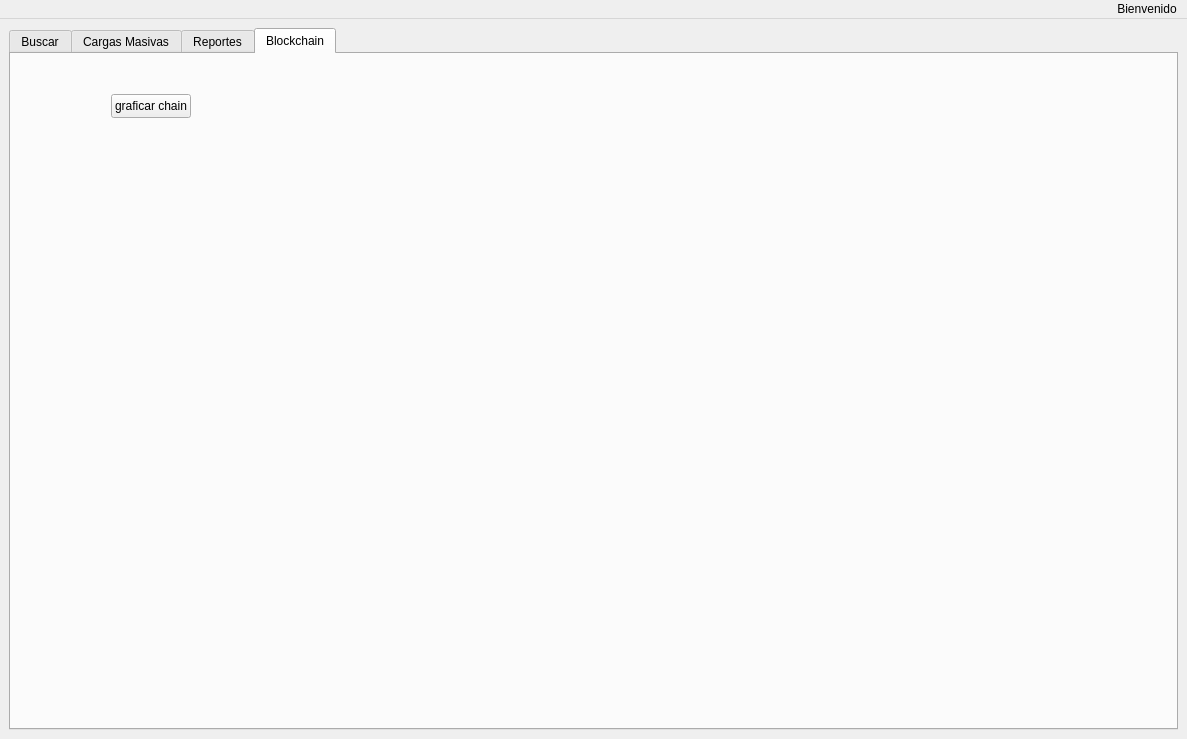
D3r3-k/-EDD-Proyecto_202001151, file Fase3/windowadmin.ui: the form before one commit.
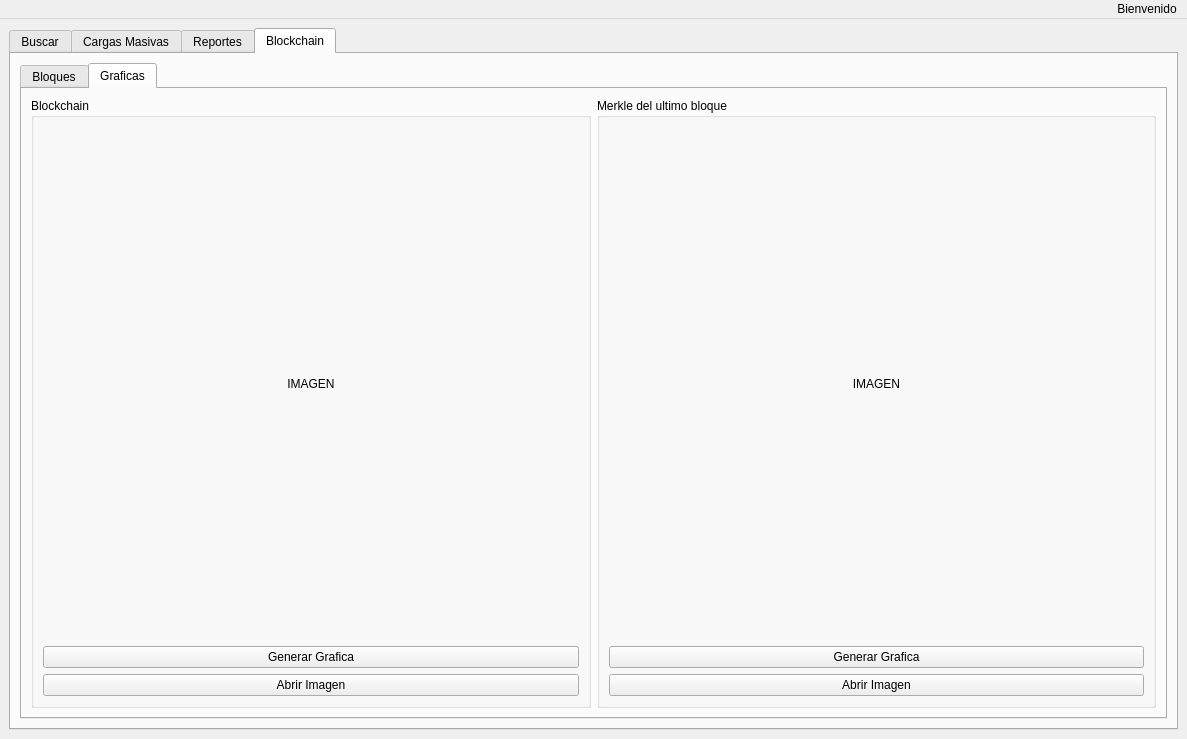
The form after the commit. Icons and pictures are not drawn.

Commit message: Blockchain, validacion y grafica

```diff
--- a/Fase3/windowadmin.ui
+++ b/Fase3/windowadmin.ui
@@ -17,7 +17,7 @@
    <iconset theme="QIcon::ThemeIcon::Computer"/>
   </property>
   <widget class="QWidget" name="centralwidget">
-   <layout class="QVBoxLayout" name="verticalLayout_7">
+   <layout class="QHBoxLayout" name="horizontalLayout_6">
     <item>
      <widget class="QTabWidget" name="tabWidget">
       <property name="currentIndex">
@@ -506,19 +506,125 @@
        <attribute name="title">
         <string>Blockchain</string>
        </attribute>
-       <widget class="QPushButton" name="pushButton">
-        <property name="geometry">
-         <rect>
-          <x>100</x>
-          <y>40</y>
-          <width>80</width>
-          <height>24</height>
-         </rect>
-        </property>
-        <property name="text">
-         <string>graficar chain</string>
-        </property>
-       </widget>
+       <layout class="QVBoxLayout" name="verticalLayout_19">
+        <item>
+         <widget class="QTabWidget" name="tabWidget_blockchain">
+          <property name="currentIndex">
+           <number>1</number>
+          </property>
+          <widget class="QWidget" name="tab_2">
+           <attribute name="title">
+            <string>Bloques</string>
+           </attribute>
+           <layout class="QVBoxLayout" name="verticalLayout_21">
+            <item>
+             <widget class="QScrollArea" name="scrollArea_chains">
+              <property name="horizontalScrollBarPolicy">
+               <enum>Qt::ScrollBarPolicy::ScrollBarAlwaysOn</enum>
+              </property>
+              <property name="widgetResizable">
+               <bool>true</bool>
+              </property>
+              <widget class="QWidget" name="scrollAreaWidgetContents_2">
+               <property name="geometry">
+                <rect>
+                 <x>0</x>
+                 <y>0</y>
+                 <width>1123</width>
+                 <height>588</height>
+                </rect>
+               </property>
+              </widget>
+             </widget>
+            </item>
+           </layout>
+          </widget>
+          <widget class="QWidget" name="tab_3">
+           <attribute name="title">
+            <string>Graficas</string>
+           </attribute>
+           <layout class="QVBoxLayout" name="verticalLayout_20">
+            <item>
+             <layout class="QHBoxLayout" name="horizontalLayout_4">
+              <item>
+               <widget class="QGroupBox" name="groupBox_2">
+                <property name="minimumSize">
+                 <size>
+                  <width>0</width>
+                  <height>500</height>
+                 </size>
+                </property>
+                <property name="title">
+                 <string>Blockchain</string>
+                </property>
+                <layout class="QVBoxLayout" name="verticalLayout_17">
+                 <item>
+                  <widget class="QLabel" name="img_blockchain">
+                   <property name="text">
+                    <string>IMAGEN</string>
+                   </property>
+                   <property name="alignment">
+                    <set>Qt::AlignmentFlag::AlignCenter</set>
+                   </property>
+                  </widget>
+                 </item>
+                 <item>
+                  <widget class="QPushButton" name="pushButton_gen_blockchain">
+                   <property name="text">
+                    <string>Generar Grafica</string>
+                   </property>
+                  </widget>
+                 </item>
+                 <item>
+                  <widget class="QPushButton" name="pushButton_open_blockchain">
+                   <property name="text">
+                    <string>Abrir Imagen</string>
+                   </property>
+                  </widget>
+                 </item>
+                </layout>
+               </widget>
+              </item>
+              <item>
+               <widget class="QGroupBox" name="groupBox_3">
+                <property name="title">
+                 <string>Merkle del ultimo bloque</string>
+                </property>
+                <layout class="QVBoxLayout" name="verticalLayout_18">
+                 <item>
+                  <widget class="QLabel" name="img_merkle">
+                   <property name="text">
+                    <string>IMAGEN</string>
+                   </property>
+                   <property name="alignment">
+                    <set>Qt::AlignmentFlag::AlignCenter</set>
+                   </property>
+                  </widget>
+                 </item>
+                 <item>
+                  <widget class="QPushButton" name="pushButton_gen_merkle">
+                   <property name="text">
+                    <string>Generar Grafica</string>
+                   </property>
+                  </widget>
+                 </item>
+                 <item>
+                  <widget class="QPushButton" name="pushButton_open_merkle">
+                   <property name="text">
+                    <string>Abrir Imagen</string>
+                   </property>
+                  </widget>
+                 </item>
+                </layout>
+               </widget>
+              </item>
+             </layout>
+            </item>
+           </layout>
+          </widget>
+         </widget>
+        </item>
+       </layout>
       </widget>
      </widget>
     </item>
```
Left out of the diff: 14 changed lines with no effect on the pictures. The commit also changes 33 other files.
